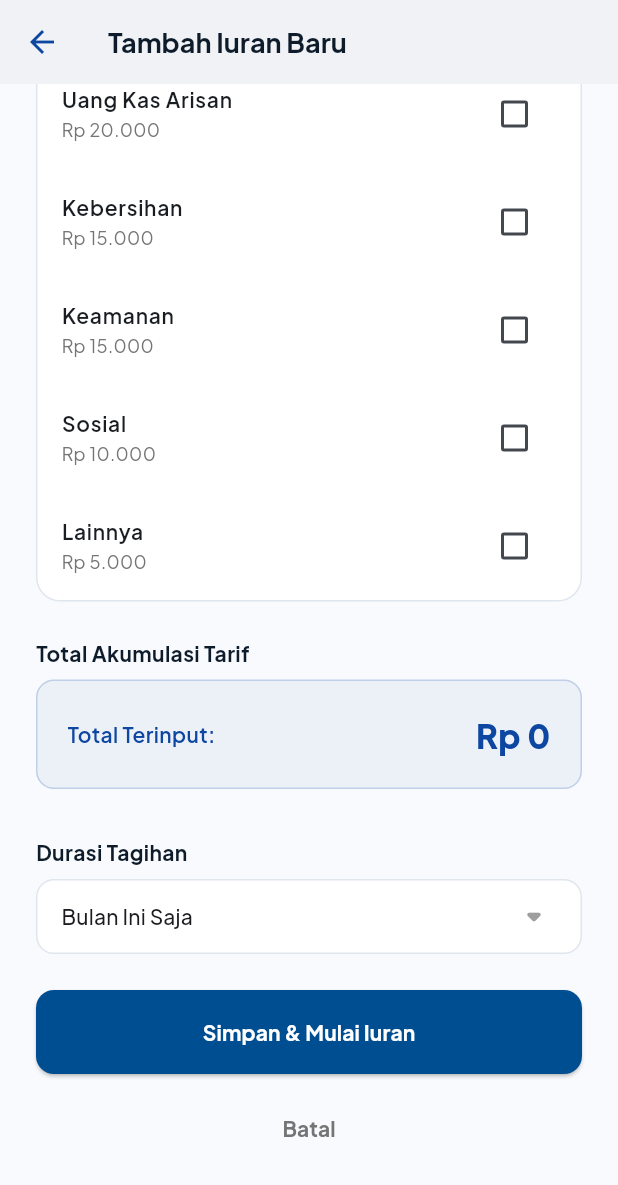
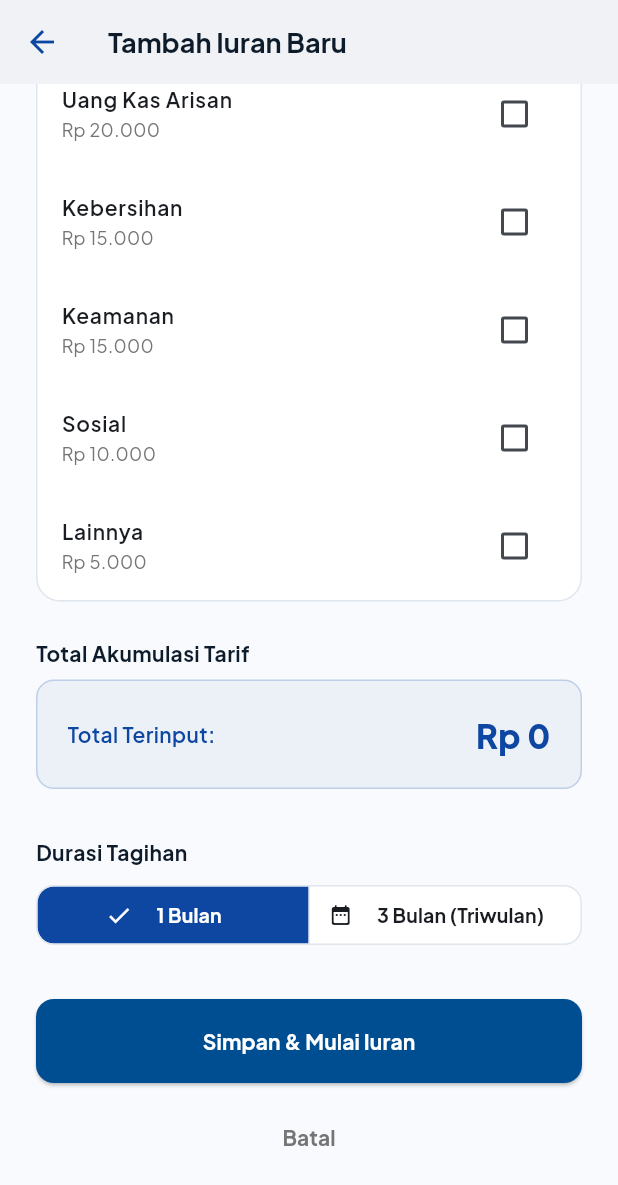
Before and after one commit to Algaray02/Wargify-Frontend, a Flutter app: the AddContributionScreen screen opened directly, scrolled down 310 dp, on a phone screen of 412 x 824 dp. Shown: the top 1185 px of the screen. Run offline on Flutter 3.47's test engine with Material 3 defaults, Android fonts, the phone set to English and light mode, and no system bars; our stand-ins replace dio, firebase_core, firebase_messaging, flutter_local_notifications, flutter_map, flutter_secure_storage and 6 more; missing offline and left inert: mobile_scanner; accounts and stored records are empty.

Commit message:
feat: Update API endpoint configuration and refactor duration handling in AddContributionScreen

```diff
--- a/lib/core/constants/api_endpoints.dart
+++ b/lib/core/constants/api_endpoints.dart
@@ -1,8 +1,8 @@
 class ApiEndpoints {
   // Ganti dengan IP Local Komputer kamu (Cek via 'hostname -I' atau 'ip addr')
   // PENTING: Pastikan IP ini adalah IP server di jaringan lokal yang SAMA dengan hape
-  static const String baseUrl = 'http://172.16.163.134:8081/api/v1';
-  // static const String baseUrl = 'https://wargify.algaray.dev/api/v1';
+  // static const String baseUrl = 'http://172.16.163.134:8081/api/v1';
+  static const String baseUrl = 'https://wargify.algaray.dev/api/v1';
 
   // MODUL AUTH & PROFIL
   static const String login = '/login';
--- a/lib/screens/bendahara/contribution/add_contribution_screen.dart
+++ b/lib/screens/bendahara/contribution/add_contribution_screen.dart
@@ -1,6 +1,6 @@
 import 'package:flutter/material.dart';
 import 'package:google_fonts/google_fonts.dart';
-import '../../../../../core/constants/colors.dart';
+import 'package:wargify/core/constants/colors.dart';
 import 'package:wargify/services/api_service.dart';
 import 'package:wargify/core/constants/api_endpoints.dart';
 import 'package:dio/dio.dart';
@@ -11,12 +11,14 @@ class AddContributionScreen extends StatefulWidget {
   @override
   State<AddContributionScreen> createState() => _AddContributionScreenState();
 }
-String _selectedDuration = '1';
 
 class _AddContributionScreenState extends State<AddContributionScreen> {
   final TextEditingController _nameController = TextEditingController();
   final ApiService _apiService = ApiService();
   bool _isSaving = false;
+
+  // 🌟 PERBAIKAN 1: Pindahkan durasi ke dalam State sebagai tipe data int murni (Default 1 Bulan)
+  int _durationMonths = 1;
 
   // State untuk melacak kategori iuran yang dipilih dan nominalnya
   final Map<String, Map<String, dynamic>> _categories = {
@@ -91,7 +93,8 @@ class _AddContributionScreenState extends State<AddContributionScreen> {
         'period_name': _nameController.text,
         'month': currentMonth,
         'year': currentYear,
-        'duration_months': int.parse(_selectedDuration), // Kirim durasi bulan (1 atau 12)
+        // 🌟 PERBAIKAN 2: Mengirimkan langsung nilai int murni dari SegmentedButton ke API
+        'duration_months': _durationMonths,
         'categories': selectedCategories,
       };
 
@@ -253,39 +256,42 @@ class _AddContributionScreenState extends State<AddContributionScreen> {
             const SizedBox(height: 32),
 
             _buildLabel('Durasi Tagihan'),
-            Container(
-              padding: const EdgeInsets.symmetric(horizontal: 16),
-              decoration: BoxDecoration(
-                color: Colors.white,
-                borderRadius: BorderRadius.circular(12),
-                border: Border.all(color: const Color(0xFFE0E6ED)),
-              ),
-              child: DropdownButtonHideUnderline(
-                child: DropdownButton<String>(
-                  value: _selectedDuration,
-                  isExpanded: true,
-                  icon: const Icon(Icons.arrow_drop_down_rounded, color: Colors.grey, size: 30),
-                  items: [
-                    DropdownMenuItem(
-                      value: '1',
-                      child: Text('Bulan Ini Saja', style: GoogleFonts.plusJakartaSans(fontSize: 14)),
+            SizedBox(
+              width: double.infinity,
+              child: SegmentedButton<int>(
+                style: SegmentedButton.styleFrom(
+                  selectedBackgroundColor: const Color(0xFF0D47A1),
+                  selectedForegroundColor: Colors.white,
+                  // unselectedForegroundColor: Colors.grey[700],
+                  backgroundColor: Colors.white,
+                  side: const BorderSide(color: Color(0xFFE0E6ED)),
+                  shape: RoundedRectangleBorder(borderRadius: BorderRadius.circular(12)),
+                ),
+                segments: const [
+                  ButtonSegment(
+                    value: 1,
+                    label: Padding(
+                      padding: EdgeInsets.symmetric(horizontal: 8),
+                      child: Text('1 Bulan', style: TextStyle(fontWeight: FontWeight.bold, fontSize: 13)),
                     ),
-                    DropdownMenuItem(
-                      value: '3',
-                      child: Text('Bulan Ini s/d 3 bulan ke Depan (Triwulan)', style: GoogleFonts.plusJakartaSans(fontSize: 14)),
+                    icon: Icon(Icons.calendar_today_rounded, size: 16),
+                  ),
+                  ButtonSegment(
+                    value: 3,
+                    label: Padding(
+                      padding: EdgeInsets.symmetric(horizontal: 8),
+                      child: Text('3 Bulan (Triwulan)', style: TextStyle(fontWeight: FontWeight.bold, fontSize: 13)),
                     ),
-                  ],
-                  onChanged: (String? newValue) {
-                    if (newValue != null) {
-                      setState(() {
-                        _selectedDuration = newValue;
-                      });
-                    }
-                  },
-                ),
+                    icon: Icon(Icons.date_range_rounded, size: 16),
+                  ),
+                ],
+                selected: {_durationMonths},
+                onSelectionChanged: (value) {
+                  setState(() => _durationMonths = value.first);
+                },
               ),
             ),
-            const SizedBox(height: 24),
+            const SizedBox(height: 32),
 
             ElevatedButton(
               onPressed: _isSaving ? null : _saveContributionPeriod,
```
